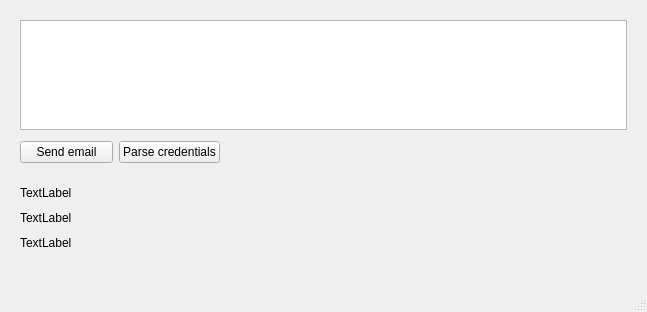
Above: quickmail/MainWindow.ui from dietervansteenwegen/quickmail before the change. Below: the same form after it.
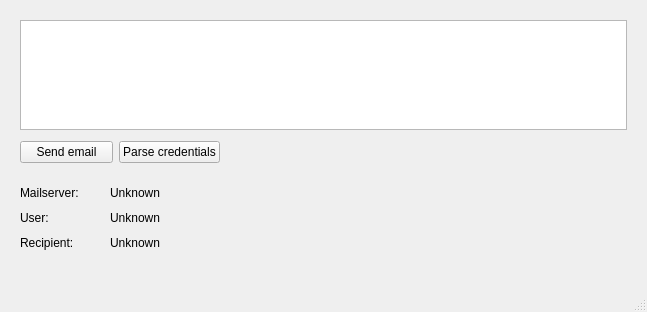
That is the form after the change. Icons and pictures are not drawn.

The edit to the form file:
```diff
--- a/quickmail/MainWindow.ui
+++ b/quickmail/MainWindow.ui
@@ -41,12 +41,12 @@
      <rect>
       <x>20</x>
       <y>185</y>
-      <width>571</width>
+      <width>91</width>
       <height>16</height>
      </rect>
     </property>
     <property name="text">
-     <string>TextLabel</string>
+     <string>Mailserver:</string>
     </property>
    </widget>
    <widget class="QLabel" name="label_2">
@@ -54,12 +54,12 @@
      <rect>
       <x>20</x>
       <y>210</y>
-      <width>581</width>
+      <width>71</width>
       <height>16</height>
      </rect>
     </property>
     <property name="text">
-     <string>TextLabel</string>
+     <string>User:</string>
     </property>
    </widget>
    <widget class="QLabel" name="label_3">
@@ -67,12 +67,12 @@
      <rect>
       <x>20</x>
       <y>235</y>
-      <width>581</width>
+      <width>61</width>
       <height>16</height>
      </rect>
     </property>
     <property name="text">
-     <string>TextLabel</string>
+     <string>Recipient:</string>
     </property>
    </widget>
    <widget class="QWidget" name="horizontalLayoutWidget">
@@ -123,6 +123,63 @@
      <bool>true</bool>
     </property>
    </widget>
+   <widget class="QLabel" name="lbl_server">
+    <property name="geometry">
+     <rect>
+      <x>110</x>
+      <y>185</y>
+      <width>200</width>
+      <height>15</height>
+     </rect>
+    </property>
+    <property name="sizePolicy">
+     <sizepolicy hsizetype="Expanding" vsizetype="Preferred">
+      <horstretch>0</horstretch>
+      <verstretch>0</verstretch>
+     </sizepolicy>
+    </property>
+    <property name="text">
+     <string>Unknown</string>
+    </property>
+   </widget>
+   <widget class="QLabel" name="lbl_user">
+    <property name="geometry">
+     <rect>
+      <x>110</x>
+      <y>210</y>
+      <width>200</width>
+      <height>15</height>
+     </rect>
+    </property>
+    <property name="sizePolicy">
+     <sizepolicy hsizetype="Expanding" vsizetype="Preferred">
+      <horstretch>0</horstretch>
+      <verstretch>0</verstretch>
+     </sizepolicy>
+    </property>
+    <property name="text">
+     <string>Unknown</string>
+    </property>
+   </widget>
+   <widget class="QLabel" name="lbl_recipient">
+    <property name="geometry">
+     <rect>
+      <x>110</x>
+      <y>235</y>
+      <width>200</width>
+      <height>15</height>
+     </rect>
+    </property>
+    <property name="sizePolicy">
+     <sizepolicy hsizetype="Expanding" vsizetype="Preferred">
+      <horstretch>0</horstretch>
+      <verstretch>0</verstretch>
+     </sizepolicy>
+    </property>
+    <property name="text">
+     <string>Unknown</string>
+    </property>
+   </widget>
   </widget>
   <widget class="QMenuBar" name="menubar">
    <property name="geometry">
```
Left out of the diff: 4 changed lines with no effect on the pictures.
